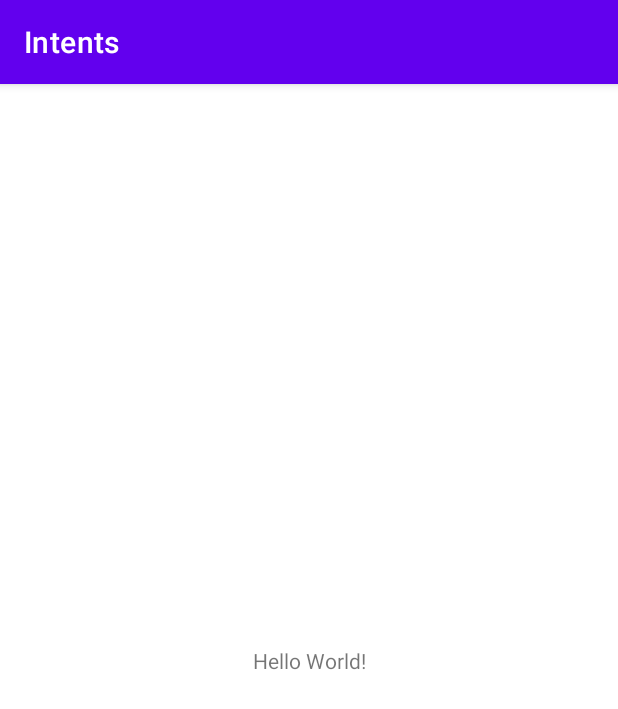
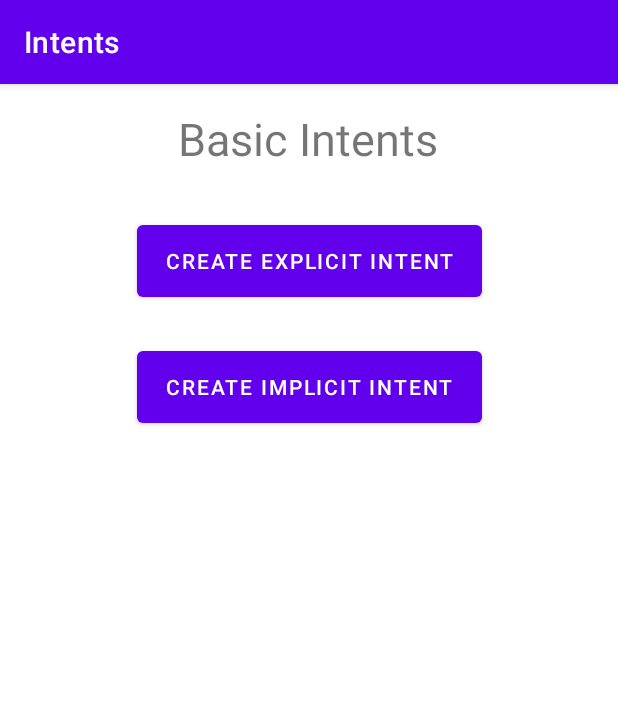
Before and after one commit to Bejussi/Intents, an Android app: the screen it shows after launch (MainActivity), on a phone screen of 412 x 824 dp. Shown: the top 709 px of the screen. Run offline under Robolectric (Android 15) with nearby library versions, the phone set to English and light mode, and no system bars.

Commit message:
Create explicit and implicit intents

```diff
--- a/app/build.gradle
+++ b/app/build.gradle
@@ -1,6 +1,7 @@
 plugins {
     id 'com.android.application'
     id 'org.jetbrains.kotlin.android'
+    id 'kotlin-android-extensions'
 }
 
 android {
--- a/app/src/main/AndroidManifest.xml
+++ b/app/src/main/AndroidManifest.xml
@@ -14,6 +14,9 @@
         android:theme="@style/Theme.Intents"
         tools:targetApi="31">
         <activity
+            android:name=".DestinationActivity"
+            android:exported="false" />
+        <activity
             android:name=".MainActivity"
             android:exported="true">
             <intent-filter>
--- a/app/src/main/res/layout/activity_main.xml
+++ b/app/src/main/res/layout/activity_main.xml
@@ -6,13 +6,42 @@
     android:layout_height="match_parent"
     tools:context=".MainActivity">
 
-    <TextView
-        android:layout_width="wrap_content"
-        android:layout_height="wrap_content"
-        android:text="Hello World!"
-        app:layout_constraintBottom_toBottomOf="parent"
+    <Button
+        android:id="@+id/create_explicit"
+        android:layout_width="230dp"
+        android:layout_height="60dp"
+        android:layout_marginStart="92dp"
+        android:layout_marginTop="88dp"
+        android:layout_marginEnd="92dp"
+        android:text="@string/createExpl"
         app:layout_constraintEnd_toEndOf="parent"
         app:layout_constraintStart_toStartOf="parent"
         app:layout_constraintTop_toTopOf="parent" />
 
+    <Button
+        android:id="@+id/create_implicit"
+        android:layout_width="230dp"
+        android:layout_height="60dp"
+        android:layout_marginStart="92dp"
+        android:layout_marginTop="24dp"
+        android:layout_marginEnd="92dp"
+        android:text="@string/createImpl"
+        app:layout_constraintEnd_toEndOf="parent"
+        app:layout_constraintStart_toStartOf="parent"
+        app:layout_constraintTop_toBottomOf="@+id/create_explicit" />
+
+    <TextView
+        android:id="@+id/textView"
+        android:layout_width="wrap_content"
+        android:layout_height="wrap_content"
+        android:layout_marginStart="118dp"
+        android:layout_marginTop="16dp"
+        android:layout_marginEnd="119dp"
+        android:text="@string/mainActTItle"
+        android:textSize="30sp"
+        app:layout_constraintEnd_toEndOf="parent"
+        app:layout_constraintStart_toStartOf="parent"
+        app:layout_constraintTop_toTopOf="parent" />
+
+
 </androidx.constraintlayout.widget.ConstraintLayout>
--- a/app/src/main/res/values/strings.xml
+++ b/app/src/main/res/values/strings.xml
@@ -1,3 +1,8 @@
 <resources>
     <string name="app_name">Intents</string>
+    <string name="createExpl">Create Explicit Intent</string>
+    <string name="createImpl">Create Implicit Intent</string>
+    <string name="mainActTItle">Basic Intents</string>
+    <string name="strDestActivityTitle">Destination Activity</string>
+    <string name="stringMessage">This is a sample message!</string>
 </resources>
```
Also changed, not shown: app/src/main/java/com/bejussi/intents/DestinationActivity.kt (added, +11 -0 lines), app/src/main/java/com/bejussi/intents/MainActivity.kt (+44 -2 lines), app/src/main/res/layout/activity_destination.xml (added, +34 -0 lines).
